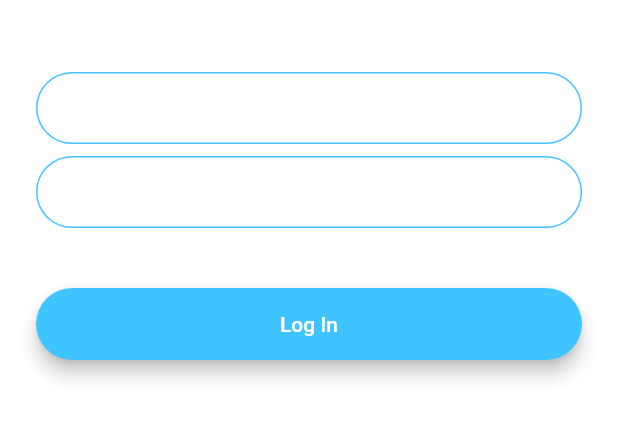
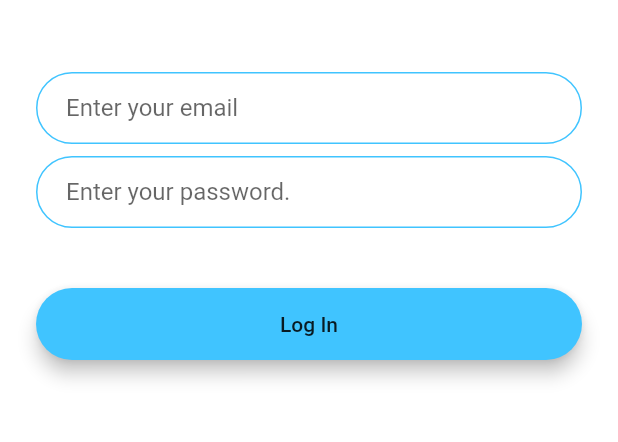
Before and after one commit to sanjiv576/mobileApp_flutter, a Flutter app: the screen it shows after launch, after a tap on "Log In", on a phone screen of 412 x 824 dp, the part 576-1018 px from its top. Run offline on Flutter 3.47's test engine with Material 2 defaults, Android fonts, the phone set to English and light mode, and no system bars; our stand-ins replace audioplayers, flutter_spinkit, font_awesome_flutter, geolocator, rflutter_alert; network calls fail.

Commit message:
remove theme

```diff
--- a/flash_chat_flutter/lib/main.dart
+++ b/flash_chat_flutter/lib/main.dart
@@ -11,11 +11,11 @@ class FlashChat extends StatelessWidget {
   Widget build(BuildContext context) {
     return MaterialApp(
       debugShowCheckedModeBanner: false,
-      theme: ThemeData.dark().copyWith(
-        textTheme: TextTheme(
-          bodyText2: TextStyle(color: Colors.black54),
-        ),
-      ),
+      // theme: ThemeData.dark().copyWith(
+      //   textTheme: TextTheme(
+      //     bodyText2: TextStyle(color: Colors.black54),
+      //   ),
+      // ),
       // home: WelcomeScreen(),
       initialRoute: WelcomeScreen.id,
       routes: {
```
